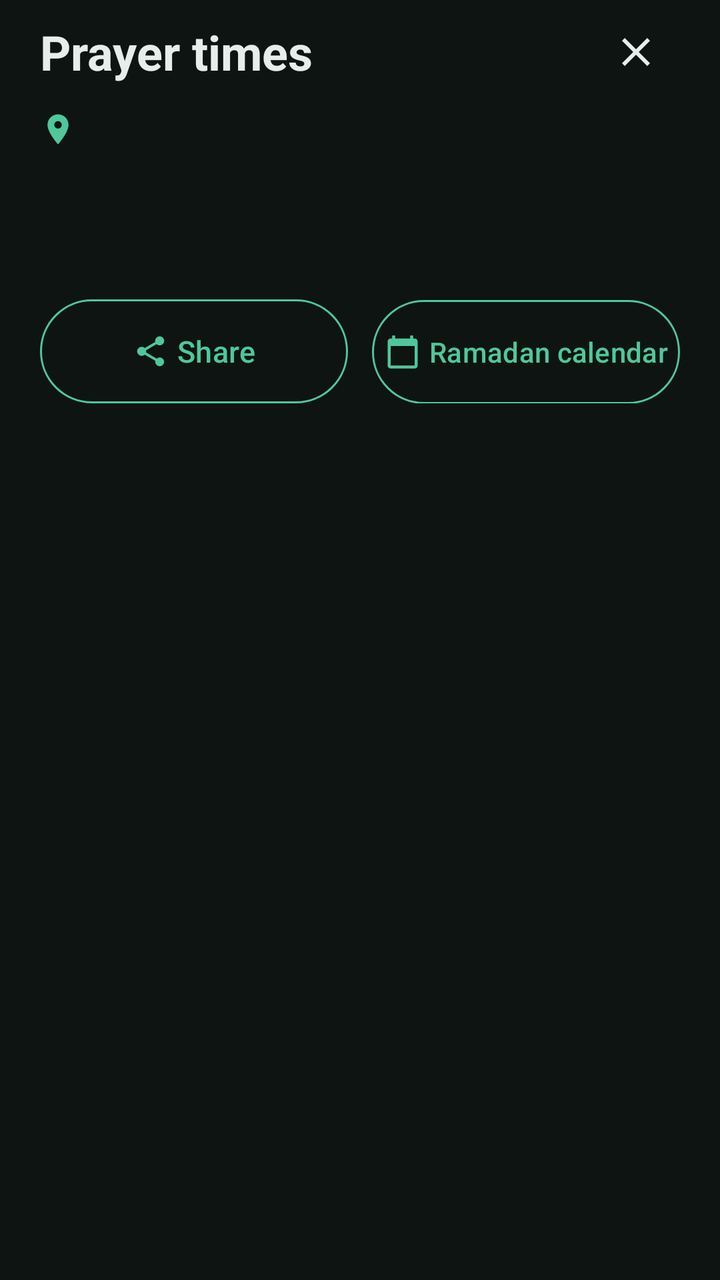
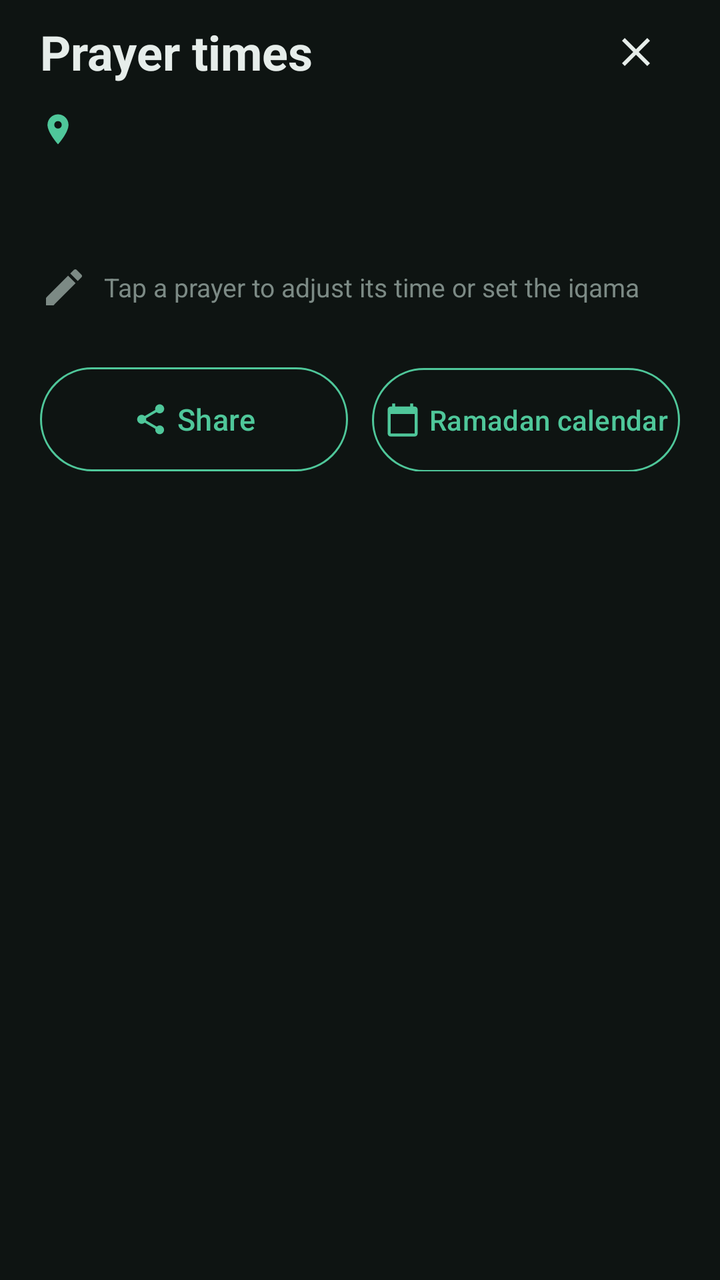

The first picture is an Android layout as it rendered before a commit; the second is the same layout after the commit. The layout source and the unified diff follow.
<!-- AndroidManifest.xml: application theme Theme.Athan -->
<!-- res/layout/sheet_times.xml -->
<?xml version="1.0" encoding="utf-8"?>
<LinearLayout xmlns:android="http://schemas.android.com/apk/res/android"
    xmlns:app="http://schemas.android.com/apk/res-auto"
    android:layout_width="match_parent"
    android:layout_height="wrap_content"
    android:orientation="vertical"
    android:paddingStart="20dp"
    android:paddingTop="4dp"
    android:paddingEnd="20dp"
    android:paddingBottom="20dp">

    <LinearLayout
        android:layout_width="match_parent"
        android:layout_height="wrap_content"
        android:gravity="center_vertical"
        android:orientation="horizontal">

        <TextView
            android:layout_width="0dp"
            android:layout_height="wrap_content"
            android:layout_weight="1"
            android:text="@string/prayer_times_title"
            android:textColor="@color/text"
            android:textSize="24sp"
            android:textStyle="bold" />

        <ImageButton
            android:id="@+id/sheetClose"
            android:layout_width="44dp"
            android:layout_height="44dp"
            android:background="?attr/selectableItemBackgroundBorderless"
            android:contentDescription="@string/close_sheet"
            android:src="@drawable/ic_close"
            app:tint="@color/text" />
    </LinearLayout>

    <LinearLayout
        android:layout_width="match_parent"
        android:layout_height="wrap_content"
        android:layout_marginTop="6dp"
        android:gravity="center_vertical"
        android:orientation="horizontal">

        <ImageView
            android:layout_width="18dp"
            android:layout_height="18dp"
            android:layout_marginEnd="6dp"
            android:importantForAccessibility="no"
            android:src="@drawable/ic_place"
            app:tint="@color/accent" />

        <TextView
            android:id="@+id/sheetCity"
            android:layout_width="wrap_content"
            android:layout_height="wrap_content"
            android:textColor="@color/text"
            android:textSize="16sp" />
    </LinearLayout>

    <TextView
        android:id="@+id/sheetHijri"
        android:layout_width="match_parent"
        android:layout_height="wrap_content"
        android:layout_marginTop="6dp"
        android:textColor="@color/sunrise"
        android:textSize="14sp" />

    <TextView
        android:id="@+id/sheetGregorian"
        android:layout_width="match_parent"
        android:layout_height="wrap_content"
        android:layout_marginTop="2dp"
        android:textColor="@color/text_dim"
        android:textSize="14sp" />

    <LinearLayout
        android:id="@+id/sheetTimes"
        android:layout_width="match_parent"
        android:layout_height="wrap_content"
        android:layout_marginTop="12dp"
        android:orientation="vertical" />

    <LinearLayout
        android:layout_width="match_parent"
        android:layout_height="wrap_content"
        android:layout_marginTop="16dp"
        android:orientation="horizontal">

        <com.google.android.material.button.MaterialButton
            android:id="@+id/sheetShare"
            style="?attr/materialButtonOutlinedStyle"
            android:layout_width="0dp"
            android:layout_height="52dp"
            android:layout_marginEnd="6dp"
            android:layout_weight="1"
            android:insetTop="0dp"
            android:insetBottom="0dp"
            android:text="@string/share_times"
            android:textAllCaps="false"
            android:textColor="@color/accent"
            android:textSize="15sp"
            app:cornerRadius="26dp"
            app:icon="@drawable/ic_share"
            app:iconGravity="textStart"
            app:iconTint="@color/accent"
            app:strokeColor="@color/accent" />

        <com.google.android.material.button.MaterialButton
            android:id="@+id/sheetRamadan"
            style="?attr/materialButtonOutlinedStyle"
            android:layout_width="0dp"
            android:layout_height="52dp"
            android:layout_marginStart="6dp"
            android:layout_weight="1"
            android:insetTop="0dp"
            android:insetBottom="0dp"
            android:maxLines="1"
            android:minWidth="0dp"
            android:paddingStart="6dp"
            android:paddingEnd="6dp"
            android:text="@string/ramadan"
            android:textAllCaps="false"
            android:textColor="@color/accent"
            app:autoSizeMaxTextSize="15sp"
            app:autoSizeMinTextSize="10sp"
            app:autoSizeStepGranularity="1sp"
            app:autoSizeTextType="uniform"
            app:cornerRadius="26dp"
            app:icon="@drawable/ic_calendar"
            app:iconGravity="textStart"
            app:iconTint="@color/accent"
            app:strokeColor="@color/accent" />
    </LinearLayout>
</LinearLayout>
<!-- resources referenced by this layout -->
<resources>
  <color name="accent">#4FC79A</color>
  <color name="sunrise">#FFC93C</color>
  <color name="text">#E6EDEA</color>
  <color name="text_dim">#7C8A85</color>
  <!-- drawable ic_calendar (drawable) -->
  <?xml version="1.0" encoding="utf-8"?>
  <vector xmlns:android="http://schemas.android.com/apk/res/android"
      android:width="24dp"
      android:height="24dp"
      android:autoMirrored="false"
      android:viewportWidth="24"
      android:viewportHeight="24">
      <path
          android:fillColor="@android:color/white"
          android:pathData="M20,3h-1V1h-2v2H7V1H5v2H4c-1.1,0 -2,0.9 -2,2v16c0,1.1 0.9,2 2,2h16c1.1,0 2,-0.9 2,-2V5c0,-1.1 -0.9,-2 -2,-2zM20,21H4V8h16v13z" />
  </vector>
  <!-- drawable ic_close (drawable) -->
  <?xml version="1.0" encoding="utf-8"?>
  <vector xmlns:android="http://schemas.android.com/apk/res/android"
      android:width="24dp"
      android:height="24dp"
      android:autoMirrored="false"
      android:viewportWidth="24"
      android:viewportHeight="24">
      <path
          android:fillColor="@android:color/white"
          android:pathData="M19,6.41L17.59,5 12,10.59 6.41,5 5,6.41 10.59,12 5,17.59 6.41,19 12,13.41 17.59,19 19,17.59 13.41,12z" />
  </vector>
  <!-- drawable ic_place (drawable) -->
  <?xml version="1.0" encoding="utf-8"?>
  <vector xmlns:android="http://schemas.android.com/apk/res/android"
      android:width="18dp"
      android:height="18dp"
      android:viewportWidth="24"
      android:viewportHeight="24">
      <path
          android:fillColor="@android:color/white"
          android:pathData="M12,2C8.13,2 5,5.13 5,9c0,5.25 7,13 7,13s7,-7.75 7,-13c0,-3.87 -3.13,-7 -7,-7zM12,11.5c-1.38,0 -2.5,-1.12 -2.5,-2.5s1.12,-2.5 2.5,-2.5 2.5,1.12 2.5,2.5 -1.12,2.5 -2.5,2.5z" />
  </vector>
  <!-- drawable ic_share (drawable) -->
  <?xml version="1.0" encoding="utf-8"?>
  <vector xmlns:android="http://schemas.android.com/apk/res/android"
      android:width="24dp"
      android:height="24dp"
      android:autoMirrored="false"
      android:viewportWidth="24"
      android:viewportHeight="24">
      <path
          android:fillColor="@android:color/white"
          android:pathData="M18,16.08c-0.76,0 -1.44,0.3 -1.96,0.77L8.91,12.7c0.05,-0.23 0.09,-0.46 0.09,-0.7s-0.04,-0.47 -0.09,-0.7l7.05,-4.11c0.54,0.5 1.25,0.81 2.04,0.81 1.66,0 3,-1.34 3,-3s-1.34,-3 -3,-3 -3,1.34 -3,3c0,0.24 0.04,0.47 0.09,0.7L8.04,9.81C7.5,9.31 6.79,9 6,9c-1.66,0 -3,1.34 -3,3s1.34,3 3,3c0.79,0 1.5,-0.31 2.04,-0.81l7.12,4.16c-0.05,0.21 -0.08,0.43 -0.08,0.65 0,1.61 1.31,2.92 2.92,2.92 1.61,0 2.92,-1.31 2.92,-2.92s-1.31,-2.92 -2.92,-2.92z" />
  </vector>
  <string name="close_sheet">Close</string>
  <string name="prayer_times_title">Prayer times</string>
  <string name="ramadan">Ramadan calendar</string>
  <string name="share_times">Share</string>
  <style name="Theme.Athan" parent="Theme.Material3.Dark.NoActionBar">
          <item name="android:statusBarColor">@android:color/transparent</item>
          <item name="android:navigationBarColor">@android:color/transparent</item>
          <item name="android:windowBackground">@color/bg</item>
          <item name="colorPrimary">@color/accent</item>
          <item name="colorOnPrimary">#08110D</item>
          <item name="colorSecondaryContainer">#1E3A2F</item>
          <item name="colorOnSecondaryContainer">@color/accent</item>
      </style>
  <color name="bg">#0E1412</color>
</resources>

<!-- the commit's change to res/layout/sheet_times.xml (unified diff, before → after) -->
@@ -73,6 +73,19 @@
         android:textColor="@color/text_dim"
         android:textSize="14sp" />
 
+    <TextView
+        android:layout_width="match_parent"
+        android:layout_height="wrap_content"
+        android:layout_marginTop="10dp"
+        android:drawablePadding="8dp"
+        android:gravity="center_vertical"
+        android:text="@string/times_edit_hint"
+        android:textAlignment="viewStart"
+        android:textColor="@color/text_dim"
+        android:textSize="13sp"
+        app:drawableStartCompat="@drawable/ic_edit"
+        app:drawableTint="@color/text_dim" />
+
     <LinearLayout
         android:id="@+id/sheetTimes"
         android:layout_width="match_parent"
<!-- resource entries referenced after the edit -->
@@ -28,6 +28,17 @@
           android:fillColor="@android:color/white"
           android:pathData="M19,6.41L17.59,5 12,10.59 6.41,5 5,6.41 10.59,12 5,17.59 6.41,19 12,13.41 17.59,19 19,17.59 13.41,12z" />
   </vector>
+  <!-- drawable ic_edit (drawable) -->
+  <?xml version="1.0" encoding="utf-8"?>
+  <vector xmlns:android="http://schemas.android.com/apk/res/android"
+      android:width="24dp"
+      android:height="24dp"
+      android:viewportWidth="24"
+      android:viewportHeight="24">
+      <path
+          android:fillColor="@android:color/white"
+          android:pathData="M3,17.25V21h3.75L17.81,9.94l-3.75,-3.75L3,17.25zM20.71,7.04c0.39,-0.39 0.39,-1.02 0,-1.41l-2.34,-2.34c-0.39,-0.39 -1.02,-0.39 -1.41,0l-1.83,1.83 3.75,3.75 1.83,-1.83z" />
+  </vector>
   <!-- drawable ic_place (drawable) -->
   <?xml version="1.0" encoding="utf-8"?>
   <vector xmlns:android="http://schemas.android.com/apk/res/android"
@@ -55,6 +66,7 @@
   <string name="prayer_times_title">Prayer times</string>
   <string name="ramadan">Ramadan calendar</string>
   <string name="share_times">Share</string>
+  <string name="times_edit_hint">Tap a prayer to adjust its time or set the iqama</string>
   <style name="Theme.Athan" parent="Theme.Material3.Dark.NoActionBar">
           <item name="android:statusBarColor">@android:color/transparent</item>
           <item name="android:navigationBarColor">@android:color/transparent</item>
